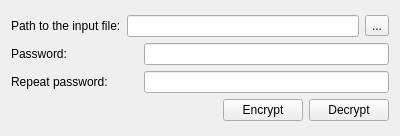
Above: fileecryptionform.ui from igorternyuk/TeQtEcryptor before the change. Below: the same form after it.
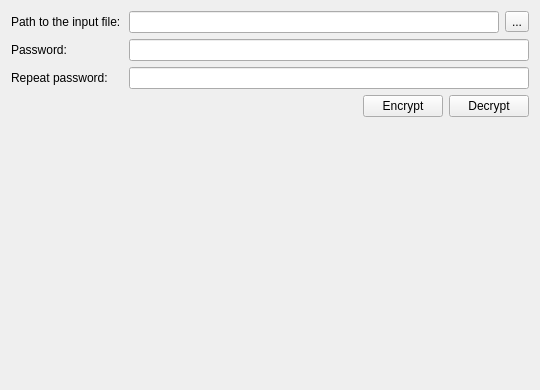
That is the form after the change.

The edit to the form file:
```diff
--- a/fileecryptionform.ui
+++ b/fileecryptionform.ui
@@ -6,19 +6,21 @@
    <rect>
     <x>0</x>
     <y>0</y>
-    <width>400</width>
-    <height>136</height>
+    <width>540</width>
+    <height>390</height>
    </rect>
   </property>
   <property name="windowTitle">
    <string>Form</string>
   </property>
+  <layout class="QVBoxLayout" name="verticalLayout_4">
+   <item>
+    <layout class="QVBoxLayout" name="verticalLayout_3">
+     <item>
+      <layout class="QHBoxLayout" name="horizontalLayout_2">
+       <item>
   <layout class="QVBoxLayout" name="verticalLayout_2">
    <item>
-    <layout class="QVBoxLayout" name="verticalLayout">
-     <item>
-      <layout class="QHBoxLayout" name="horizontalLayout">
-       <item>
         <widget class="QLabel" name="label">
          <property name="text">
           <string>Path to the input file:</string>
@@ -26,20 +28,6 @@
         </widget>
        </item>
        <item>
-        <widget class="QLineEdit" name="lineEditInputFile"/>
-       </item>
-       <item>
-        <widget class="QToolButton" name="toolButton">
-         <property name="text">
-          <string>...</string>
-         </property>
-        </widget>
-       </item>
-      </layout>
-     </item>
-     <item>
-      <layout class="QHBoxLayout" name="horizontalLayout_2">
-       <item>
         <widget class="QLabel" name="label_2">
          <property name="text">
           <string>Password:</string>
@@ -47,48 +35,14 @@
         </widget>
        </item>
        <item>
-        <spacer name="horizontalSpacer_2">
-         <property name="orientation">
-          <enum>Qt::Horizontal</enum>
-         </property>
-         <property name="sizeHint" stdset="0">
-          <size>
-           <width>40</width>
-           <height>20</height>
-          </size>
-         </property>
-        </spacer>
-       </item>
-       <item>
-        <widget class="QLineEdit" name="lineEditPassword">
-         <property name="minimumSize">
-          <size>
-           <width>245</width>
-           <height>0</height>
-          </size>
-         </property>
-         <property name="maximumSize">
-          <size>
-           <width>245</width>
-           <height>16777215</height>
-          </size>
-         </property>
-         <property name="echoMode">
-          <enum>QLineEdit::Password</enum>
-         </property>
-        </widget>
-       </item>
-      </layout>
-     </item>
-     <item>
-      <layout class="QHBoxLayout" name="horizontalLayout_3">
-       <item>
         <widget class="QLabel" name="label_3">
          <property name="text">
           <string>Repeat password:</string>
          </property>
         </widget>
        </item>
+        </layout>
+       </item>
        <item>
         <spacer name="horizontalSpacer_3">
          <property name="orientation">
@@ -103,10 +57,45 @@
         </spacer>
        </item>
        <item>
+        <layout class="QVBoxLayout" name="verticalLayout">
+         <item>
+          <layout class="QHBoxLayout" name="horizontalLayout">
+           <item>
+            <widget class="QLineEdit" name="lineEditInputFile"/>
+           </item>
+           <item>
+            <widget class="QToolButton" name="toolButton">
+             <property name="text">
+              <string>...</string>
+             </property>
+            </widget>
+           </item>
+          </layout>
+         </item>
+         <item>
+          <widget class="QLineEdit" name="lineEditPassword">
+           <property name="minimumSize">
+            <size>
+             <width>400</width>
+             <height>0</height>
+            </size>
+           </property>
+           <property name="maximumSize">
+            <size>
+             <width>245</width>
+             <height>16777215</height>
+            </size>
+           </property>
+           <property name="echoMode">
+            <enum>QLineEdit::Password</enum>
+           </property>
+          </widget>
+         </item>
+         <item>
         <widget class="QLineEdit" name="lineEditRepeatPassword">
          <property name="minimumSize">
           <size>
-           <width>245</width>
+             <width>400</width>
            <height>0</height>
           </size>
          </property>
@@ -120,6 +109,8 @@
           <enum>QLineEdit::Password</enum>
          </property>
         </widget>
+         </item>
+        </layout>
        </item>
       </layout>
      </item>
@@ -154,6 +145,19 @@
        </item>
       </layout>
      </item>
+     <item>
+      <spacer name="verticalSpacer">
+       <property name="orientation">
+        <enum>Qt::Vertical</enum>
+       </property>
+       <property name="sizeHint" stdset="0">
+        <size>
+         <width>20</width>
+         <height>40</height>
+        </size>
+       </property>
+      </spacer>
+     </item>
     </layout>
    </item>
   </layout>
```
Lines whose indentation alone changed are shown as unchanged.
